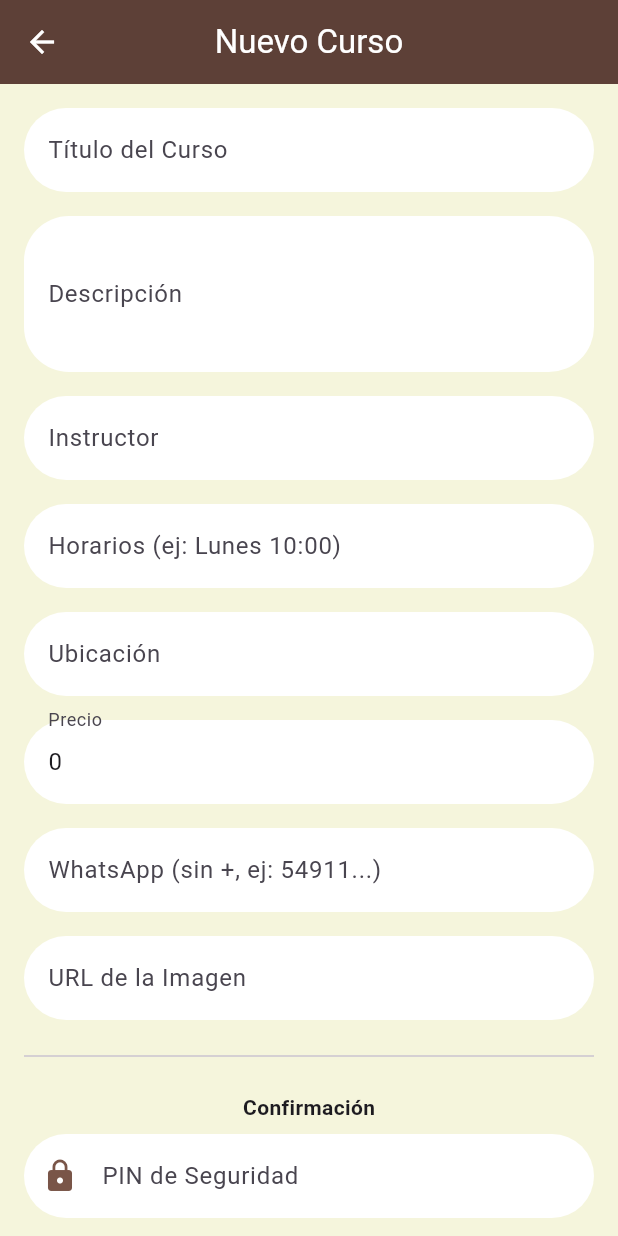
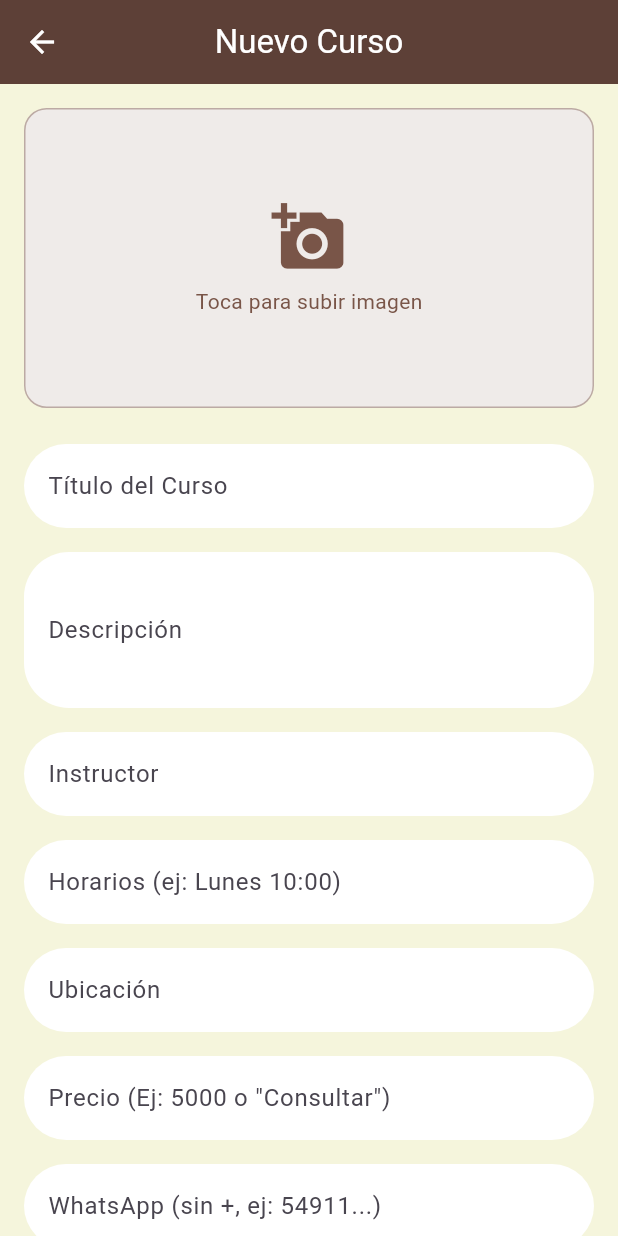
Before and after one commit to marsaiz/manos-del-pueblo, a Flutter app: the AddEditCourseScreen screen opened directly, on a phone screen of 412 x 824 dp. Run offline on Flutter 3.47's test engine with Material 3 defaults, Android fonts, the phone set to English and light mode, and no system bars; our stand-ins replace cloud_firestore, firebase_core, firebase_storage, font_awesome_flutter, share_plus, shared_preferences; missing offline and left inert: image_picker_web; accounts and stored records are empty; project files that could hold a hidden picture were left out.

Commit message:
modificar cursos para subir la imagen y poder poner consultar en precio, string no float

```diff
--- a/lib/models/course.dart
+++ b/lib/models/course.dart
@@ -7,7 +7,7 @@
   final String location;
   final String imageUrl;
   final String contactWhatsApp; // WhatsApp number for inquiries
-  final double price;
+  final String price;
 
   Course({
     required this.id,
@@ -45,7 +45,7 @@
       location: map['location'] ?? '',
       imageUrl: map['imageUrl'] ?? '',
       contactWhatsApp: map['contactWhatsApp'] ?? '',
-      price: (map['price'] ?? 0).toDouble(),
+      price: (map['price'] ?? '').toString(),
     );
   }
 }
--- a/lib/screens/admin/add_edit_course_screen.dart
+++ b/lib/screens/admin/add_edit_course_screen.dart
@@ -26,6 +26,7 @@
   late TextEditingController _pinController;
 
   bool _isLoading = false;
+  bool _isUploadingImage = false;
 
   @override
   void initState() {
@@ -49,9 +50,7 @@
     _whatsappController = TextEditingController(
       text: widget.course?.contactWhatsApp ?? '',
     );
-    _priceController = TextEditingController(
-      text: widget.course?.price.toString() ?? '0',
-    );
+    _priceController = TextEditingController(text: widget.course?.price ?? '');
     _pinController = TextEditingController();
   }
 
@@ -67,6 +66,29 @@
     _priceController.dispose();
     _pinController.dispose();
     super.dispose();
+  }
+
+  Future<void> _pickAndUploadImage() async {
+    setState(() => _isUploadingImage = true);
+    try {
+      // Usamos una carpeta específica para cursos
+      final url = await ImageUploadService.uploadProductImage(
+        'admin', // Usamos 'admin' como ID de artesano para cursos generales
+        'course_${DateTime.now().millisecondsSinceEpoch}',
+      );
+
+      if (url != null) {
+        setState(() => _imageUrlController.text = url);
+      }
+    } catch (e) {
+      if (mounted) {
+        ScaffoldMessenger.of(
+          context,
+        ).showSnackBar(SnackBar(content: Text('Error al subir imagen: $e')));
+      }
+    } finally {
+      if (mounted) setState(() => _isUploadingImage = false);
+    }
   }
 
   Future<void> _saveCourse() async {
@@ -93,7 +115,7 @@
       location: _locationController.text,
       imageUrl: _imageUrlController.text,
       contactWhatsApp: _whatsappController.text,
-      price: double.tryParse(_priceController.text) ?? 0,
+      price: _priceController.text,
     );
 
     try {
@@ -126,6 +148,8 @@
                 key: _formKey,
                 child: Column(
                   children: [
+                    _buildImageSection(),
+                    const SizedBox(height: 24),
                     TextFormField(
                       controller: _titleController,
                       decoration: const InputDecoration(
@@ -167,25 +191,16 @@
                     const SizedBox(height: 16),
                     TextFormField(
                       controller: _priceController,
-                      decoration: const InputDecoration(labelText: 'Precio'),
-                      keyboardType: TextInputType.number,
-                      validator: (value) => double.tryParse(value!) == null
-                          ? 'Número inválido'
-                          : null,
+                      decoration: const InputDecoration(
+                        labelText: 'Precio (Ej: 5000 o "Consultar")',
+                      ),
+                      validator: (value) => value!.isEmpty ? 'Requerido' : null,
                     ),
                     const SizedBox(height: 16),
                     TextFormField(
                       controller: _whatsappController,
                       decoration: const InputDecoration(
                         labelText: 'WhatsApp (sin +, ej: 54911...)',
-                      ),
-                      validator: (value) => value!.isEmpty ? 'Requerido' : null,
-                    ),
-                    const SizedBox(height: 16),
-                    TextFormField(
-                      controller: _imageUrlController,
-                      decoration: const InputDecoration(
-                        labelText: 'URL de la Imagen',
                       ),
                       validator: (value) => value!.isEmpty ? 'Requerido' : null,
                     ),
@@ -223,4 +238,71 @@
             ),
     );
   }
+
+  Widget _buildImageSection() {
+    final hasImage = _imageUrlController.text.isNotEmpty;
+    return GestureDetector(
+      onTap: _isUploadingImage ? null : _pickAndUploadImage,
+      child: Container(
+        height: 200,
+        width: double.infinity,
+        decoration: BoxDecoration(
+          color: Colors.brown[50],
+          borderRadius: BorderRadius.circular(15),
+          border: Border.all(color: Colors.brown[200]!),
+          image: hasImage
+              ? DecorationImage(
+                  image: NetworkImage(_imageUrlController.text),
+                  fit: BoxFit.cover,
+                )
+              : null,
+        ),
+        child: Stack(
+          children: [
+            if (!hasImage && !_isUploadingImage)
+              const Center(
+                child: Column(
+                  mainAxisAlignment: MainAxisAlignment.center,
+                  children: [
+                    Icon(Icons.add_a_photo, color: Colors.brown, size: 50),
+                    SizedBox(height: 8),
+                    Text(
+                      'Toca para subir imagen',
+                      style: TextStyle(color: Colors.brown),
+                    ),
+                  ],
+                ),
+              ),
+            if (_isUploadingImage)
+              const Center(
+                child: CircularProgressIndicator(color: Colors.brown),
+              ),
+            if (hasImage && !_isUploadingImage)
+              Positioned(
+                bottom: 8,
+                right: 8,
+                child: Container(
+                  padding: const EdgeInsets.all(8),
+                  decoration: BoxDecoration(
+                    color: Colors.black54,
+                    borderRadius: BorderRadius.circular(20),
+                  ),
+                  child: const Row(
+                    mainAxisSize: MainAxisSize.min,
+                    children: [
+                      Icon(Icons.edit, color: Colors.white, size: 16),
+                      SizedBox(width: 4),
+                      Text(
+                        'Cambiar imagen',
+                        style: TextStyle(color: Colors.white, fontSize: 12),
+                      ),
+                    ],
+                  ),
+                ),
+              ),
+          ],
+        ),
+      ),
+    );
+  }
 }
--- a/lib/screens/course_detail_screen.dart
+++ b/lib/screens/course_detail_screen.dart
@@ -81,9 +81,14 @@
                         _InfoRow(
                           icon: Icons.payments,
                           label: 'Precio',
-                          value: course.price == 0
+                          value:
+                              course.price.toLowerCase() == '0' ||
+                                  course.price.toLowerCase() == 'gratis' ||
+                                  course.price.toLowerCase() == 'gratuito'
                               ? 'Gratuito'
-                              : '\$${course.price.toStringAsFixed(2)}',
+                              : course.price.contains('\$')
+                              ? course.price
+                              : '\$${course.price}',
                         ),
                       ],
                     ),
```
Also changed, not shown: 3 other files.
